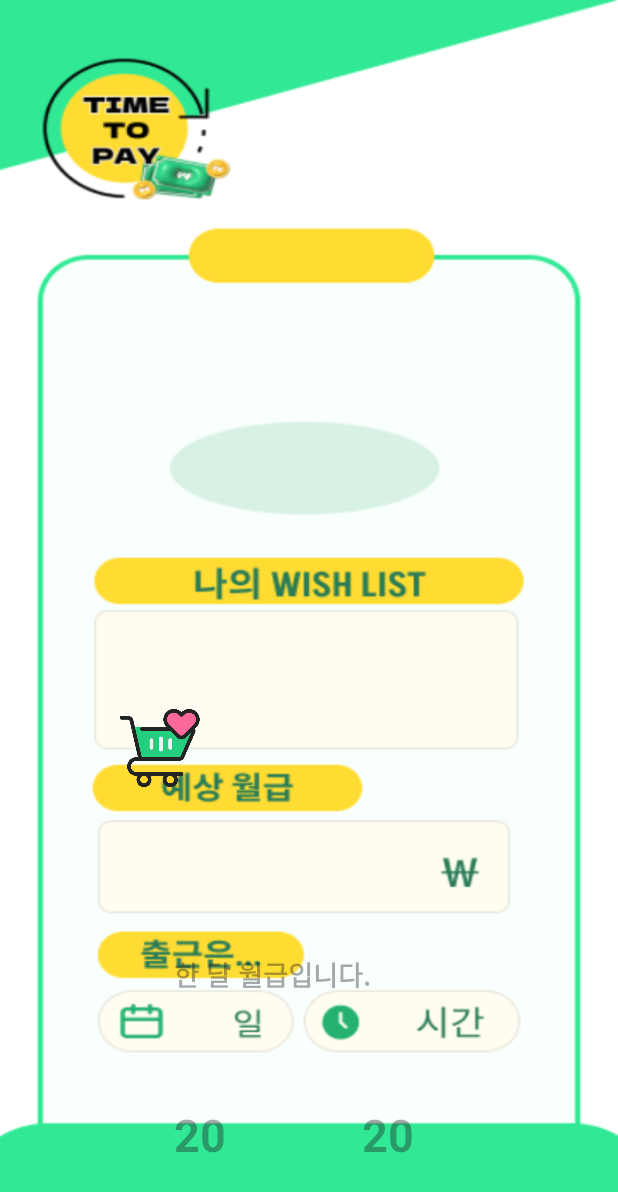
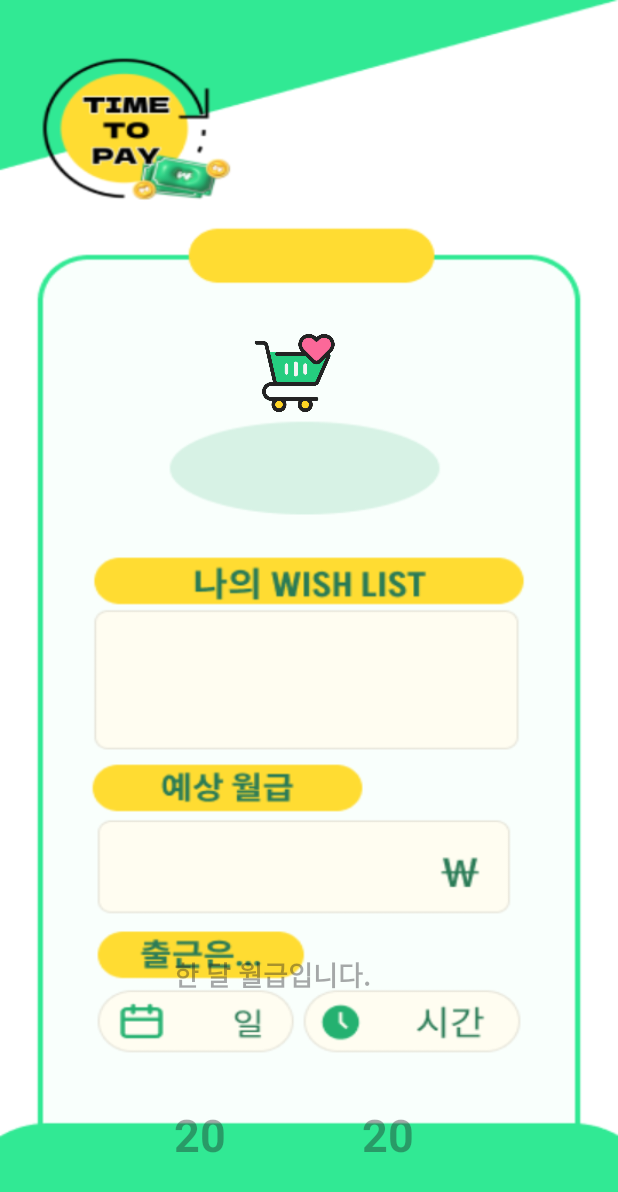
Before and after one commit to jyty0807/Time_to_pay, an Android app: the layout displaymain.xml on its own in the app's theme, with its tools: preview values and no code run, on a phone screen of 412 x 824 dp. Shown: the top 1192 px of the screen. Run offline under Robolectric (Android 15) with nearby library versions, the phone set to English and light mode, and no system bars.

Commit message:
cart margin 수정 / 캘린더 버튼 색상 수정

```diff
--- a/app/src/main/res/layout/calendar.xml
+++ b/app/src/main/res/layout/calendar.xml
@@ -118,7 +118,7 @@
         android:layout_marginTop="8dp"
         android:layout_marginEnd="8dp"
         android:gravity="left"
-        android:textColor="#9E28B3"
+        android:textColor="@color/yellow_orange"
         android:textSize="24sp"
         android:textStyle="bold"
         app:layout_constraintEnd_toEndOf="parent"
@@ -133,6 +133,7 @@
         android:layout_marginTop="80dp"
         android:layout_marginEnd="20dp"
         android:text="저장"
+        android:backgroundTint="@color/yellow_orange"
         android:visibility="invisible"
         app:layout_constraintStart_toStartOf="@id/ccalendarView"
         app:layout_constraintEnd_toEndOf="@id/ccalendarView"
@@ -147,6 +148,7 @@
         android:layout_marginEnd="8dp"
         android:layout_marginRight="8dp"
         android:text="수정"
+        android:backgroundTint="@color/yellow_orange"
         android:visibility="invisible"
         app:layout_constraintBaseline_toBaselineOf="@+id/ssaveBtn"
         app:layout_constraintEnd_toStartOf="@+id/ddeleteBtn"
@@ -158,6 +160,7 @@
         android:layout_height="wrap_content"
         android:layout_marginEnd="8dp"
         android:text="삭제"
+        android:backgroundTint="@color/yellow_orange"
         android:visibility="invisible"
         app:layout_constraintBaseline_toBaselineOf="@+id/uupdateBtn"
         app:layout_constraintEnd_toEndOf="@+id/ccalendarView">
--- a/app/src/main/res/layout/displaymain.xml
+++ b/app/src/main/res/layout/displaymain.xml
@@ -15,15 +15,15 @@
         android:id="@+id/wishimage"
         android:layout_width="60dp"
         android:layout_height="60dp"
-        android:layout_marginStart="60dp"
-        android:layout_marginTop="450dp"
+        android:layout_marginStart="150dp"
+        android:layout_marginTop="200dp"
         android:background="@drawable/cart" />
 
     <ImageView
         android:layout_width="80dp"
         android:layout_height="80dp"
-        android:layout_marginTop="450dp"
-        android:layout_marginStart="80dp"
+        android:layout_marginTop="190dp"
+        android:layout_marginStart="150dp"
         android:id="@+id/image"/>
 
     <TextView
```
